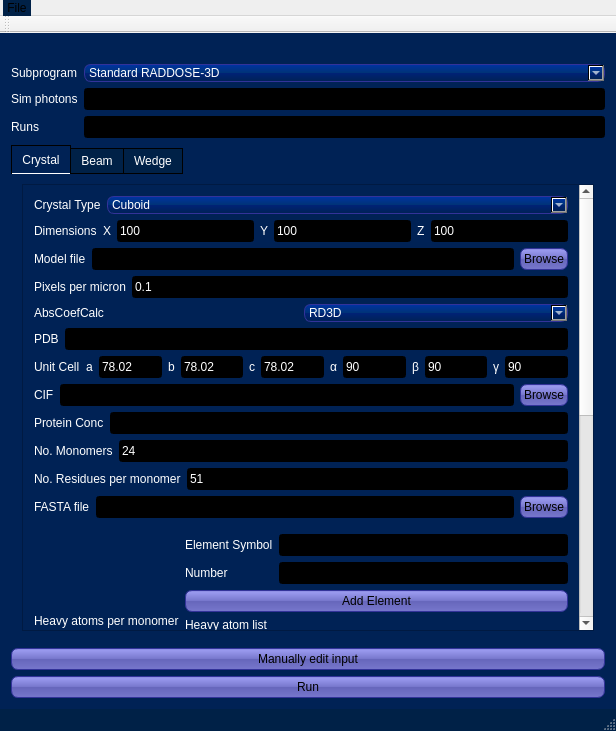
jdickerson95/qt_RADDDOSE-3D, file RD3D_GUI/mainwindow.ui: the form before one commit.
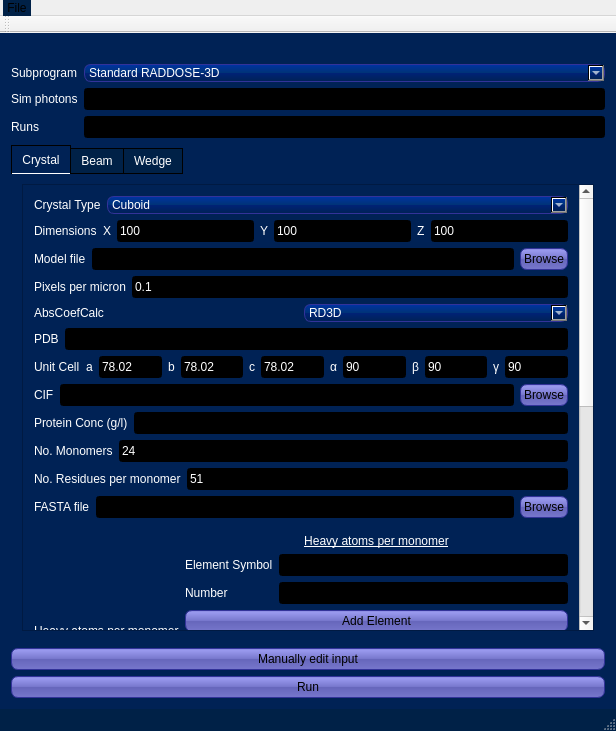
The form after the commit. Icons and pictures are not drawn.

What changed in the file:
```diff
--- a/RD3D_GUI/mainwindow.ui
+++ b/RD3D_GUI/mainwindow.ui
@@ -2628,9 +2628,9 @@
            <property name="geometry">
             <rect>
              <x>0</x>
-             <y>0</y>
+             <y>-507</y>
              <width>564</width>
-             <height>914</height>
+             <height>962</height>
             </rect>
            </property>
            <property name="palette">
@@ -4497,7 +4497,7 @@
                  <string>&lt;html&gt;&lt;head/&gt;&lt;body&gt;&lt;p&gt;In SAXS, this is the concentration of protein in grams per litre&lt;/p&gt;&lt;/body&gt;&lt;/html&gt;</string>
                 </property>
                 <property name="text">
-                 <string>Protein Conc</string>
+                 <string>Protein Conc (g/l)</string>
                 </property>
                </widget>
               </item>
@@ -5306,26 +5306,43 @@
                 </property>
                 <item>
                  <layout class="QFormLayout" name="formLayout_3">
-                  <item row="0" column="1">
+                  <item row="2" column="1">
                    <widget class="QLineEdit" name="lineEdit_ElheavyProt"/>
                   </item>
-                  <item row="0" column="0">
+                  <item row="2" column="0">
                    <widget class="QLabel" name="label_heavyEl">
                     <property name="text">
                      <string>Element Symbol</string>
                     </property>
                    </widget>
                   </item>
-                  <item row="1" column="1">
+                  <item row="3" column="1">
                    <widget class="QLineEdit" name="lineEdit_ElheavyProt_2"/>
                   </item>
-                  <item row="1" column="0">
+                  <item row="3" column="0">
                    <widget class="QLabel" name="label_heavyNum">
                     <property name="text">
                      <string>Number</string>
                     </property>
                    </widget>
                   </item>
+                  <item row="1" column="0" colspan="2">
+                   <widget class="QLabel" name="label_heavyProt2">
+                    <property name="font">
+                     <font>
+                      <weight>50</weight>
+                      <bold>false</bold>
+                      <underline>true</underline>
+                     </font>
+                    </property>
+                    <property name="text">
+                     <string>Heavy atoms per monomer</string>
+                    </property>
+                    <property name="alignment">
+                     <set>Qt::AlignCenter</set>
+                    </property>
+                   </widget>
+                  </item>
                  </layout>
                 </item>
                 <item>
@@ -6081,6 +6098,21 @@
                 <property name="bottomMargin">
                  <number>0</number>
                 </property>
+                <item>
+                 <widget class="QLabel" name="label_Solvent2">
+                  <property name="font">
+                   <font>
+                    <underline>true</underline>
+                   </font>
+                  </property>
+                  <property name="text">
+                   <string>Solvent atom concentration</string>
+                  </property>
+                  <property name="alignment">
+                   <set>Qt::AlignCenter</set>
+                  </property>
+                 </widget>
+                </item>
                 <item>
                  <layout class="QFormLayout" name="formLayout_4">
                   <item row="0" column="0">
@@ -6100,7 +6132,7 @@
                   <item row="1" column="0">
                    <widget class="QLabel" name="label_solventConc">
                     <property name="text">
-                     <string>Concentration</string>
+                     <string>Concentration (mM)</string>
                     </property>
                    </widget>
                   </item>
@@ -7660,7 +7692,7 @@
             <rect>
              <x>0</x>
              <y>0</y>
-             <width>578</width>
+             <width>564</width>
              <height>343</height>
             </rect>
            </property>
@@ -8623,7 +8655,7 @@
                  <string>&lt;html&gt;&lt;head/&gt;&lt;body&gt;&lt;p&gt;The energy of an XFEL pulse in mJ&lt;/p&gt;&lt;/body&gt;&lt;/html&gt;</string>
                 </property>
                 <property name="text">
-                 <string>Pulse Energy</string>
+                 <string>Pulse Energy (mJ)</string>
                 </property>
                </widget>
               </item>
@@ -8643,7 +8675,7 @@
                  <string>&lt;html&gt;&lt;head/&gt;&lt;body&gt;&lt;p&gt;The flux of the beam in photons per second&lt;/p&gt;&lt;/body&gt;&lt;/html&gt;</string>
                 </property>
                 <property name="text">
-                 <string>Flux</string>
+                 <string>Flux (photons/s)</string>
                 </property>
                </widget>
               </item>
@@ -8667,7 +8699,7 @@
                  <string>&lt;html&gt;&lt;head/&gt;&lt;body&gt;&lt;p&gt;The energy of the X-ray beam in keV&lt;/p&gt;&lt;/body&gt;&lt;/html&gt;</string>
                 </property>
                 <property name="text">
-                 <string>Beam Energy</string>
+                 <string>Beam Energy (keV)</string>
                 </property>
                </widget>
               </item>
@@ -8715,7 +8747,7 @@
                  <string>&lt;html&gt;&lt;head/&gt;&lt;body&gt;&lt;p&gt;Teh energy spread of the beam&lt;/p&gt;&lt;/body&gt;&lt;/html&gt;</string>
                 </property>
                 <property name="text">
-                 <string>Energy FWHM</string>
+                 <string>Energy FWHM (keV)</string>
                 </property>
                </widget>
               </item>
@@ -8802,7 +8834,7 @@
                  <string>&lt;html&gt;&lt;head/&gt;&lt;body&gt;&lt;p&gt;The exposure time in seconds&lt;/p&gt;&lt;/body&gt;&lt;/html&gt;</string>
                 </property>
                 <property name="text">
-                 <string>Exposure time</string>
+                 <string>Exposure time (s)</string>
                 </property>
                </widget>
               </item>
```
